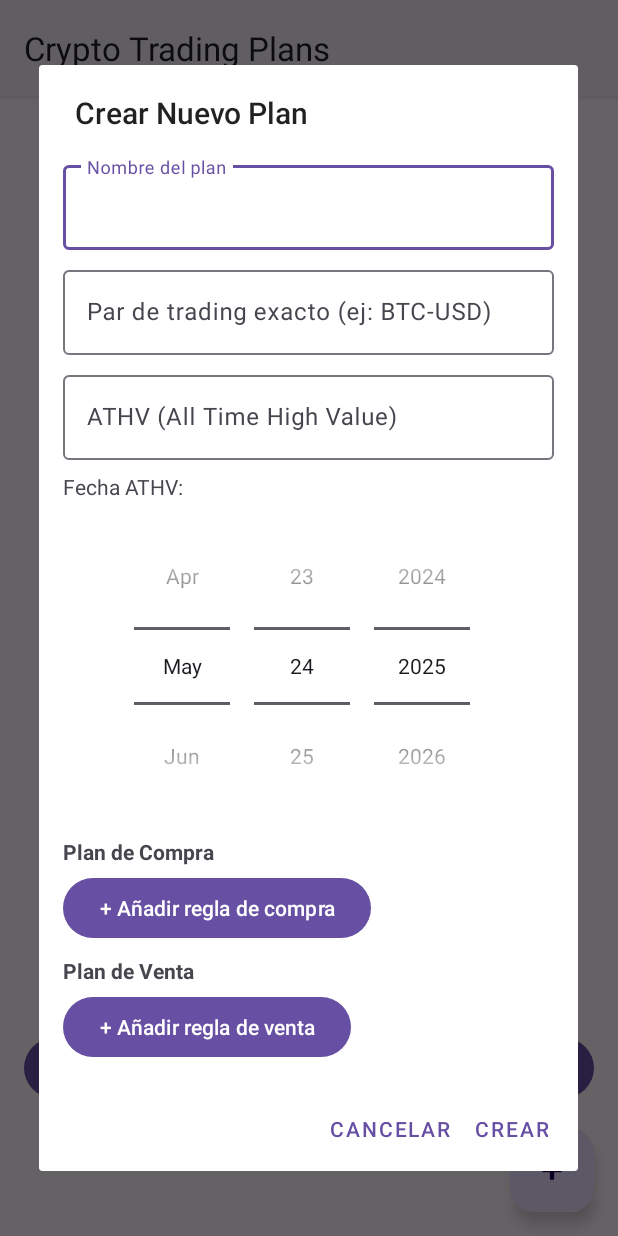
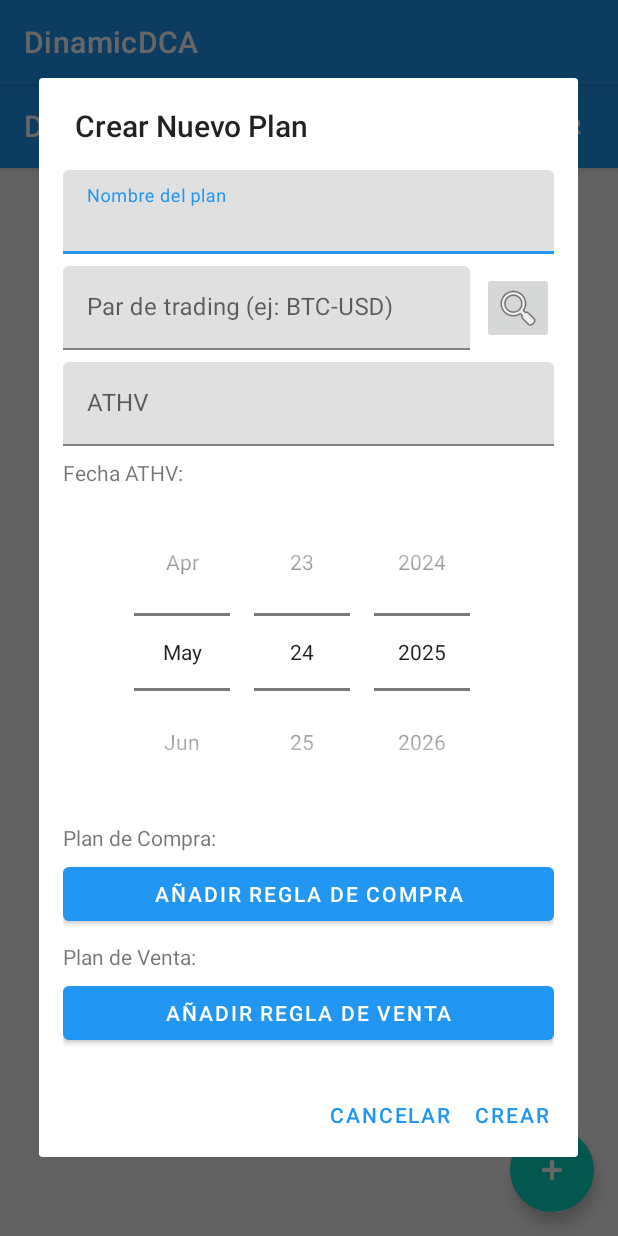
Before and after one commit to AngelDG9/dinamicDCA, an Android app built with Jetpack Compose: the screen it shows after launch (MainActivity), after a tap on "Añadir plan", on a phone screen of 412 x 824 dp. Run offline under Robolectric (Android 15) with nearby library versions, the phone set to English and light mode, and no system bars.

Commit message:
mejoras diseño, añadido busqueda de tickets, añadido boton refresco y correccion de bugs

```diff
--- a/app/src/main/AndroidManifest.xml
+++ b/app/src/main/AndroidManifest.xml
@@ -9,10 +9,10 @@
         android:dataExtractionRules="@xml/data_extraction_rules"
         android:fullBackupContent="@xml/backup_rules"
         android:icon="@mipmap/ic_launcher"
-        android:label="@string/app_name"
+        android:label="DinamicDCA"
         android:roundIcon="@mipmap/ic_launcher_round"
         android:supportsRtl="true"
-        android:theme="@style/Theme.Material3.DayNight"
+        android:theme="@style/AppTheme"
         tools:targetApi="31">
 
         <activity
--- a/app/src/main/java/com/dam/dinamicdca/PlanAdapter.kt
+++ b/app/src/main/java/com/dam/dinamicdca/PlanAdapter.kt
@@ -79,6 +79,10 @@ class PlanAdapter(
         if (index != -1) {
             plans[index] = updatedPlan
             notifyItemChanged(index)
+        } else {
+            // Si el plan no existe, lo añadimos
+            plans.add(updatedPlan)
+            notifyItemInserted(plans.size - 1)
         }
     }
 }
--- a/app/src/main/res/layout/activity_main.xml
+++ b/app/src/main/res/layout/activity_main.xml
@@ -1,31 +1,52 @@
 <?xml version="1.0" encoding="utf-8"?>
-<LinearLayout xmlns:android="http://schemas.android.com/apk/res/android"
-    android:id="@+id/mainLayout"
+<androidx.coordinatorlayout.widget.CoordinatorLayout xmlns:android="http://schemas.android.com/apk/res/android"
+    xmlns:app="http://schemas.android.com/apk/res-auto"
     android:layout_width="match_parent"
     android:layout_height="match_parent"
-    android:orientation="vertical">
+    android:background="@color/background">
+
+    <com.google.android.material.appbar.AppBarLayout
+        android:layout_width="match_parent"
+        android:layout_height="wrap_content">
+
+        <androidx.appcompat.widget.Toolbar
+            android:id="@+id/toolbar"
+            android:layout_width="match_parent"
+            android:layout_height="?attr/actionBarSize"
+            android:background="@color/primary"
+            app:title="DinamicDCA"
+            app:titleTextColor="@color/white">
+
+            <Button
+                android:id="@+id/btnRefresh"
+                android:layout_width="wrap_content"
+                android:layout_height="wrap_content"
+                android:layout_gravity="end"
+                android:layout_marginEnd="16dp"
+                android:text="Actualizar"
+                style="@style/Widget.MaterialComponents.Button.TextButton"
+                android:textColor="@color/white"/>
+
+        </androidx.appcompat.widget.Toolbar>
+
+    </com.google.android.material.appbar.AppBarLayout>
 
     <androidx.recyclerview.widget.RecyclerView
         android:id="@+id/recyclerView"
         android:layout_width="match_parent"
-        android:layout_height="0dp"
-        android:layout_weight="1" />
-
-    <Button
-        android:id="@+id/btnRefresh"
-        android:layout_width="match_parent"
-        android:layout_height="wrap_content"
-        android:layout_margin="16dp"
-        android:text="Refrescar" />
+        android:layout_height="match_parent"
+        android:clipToPadding="false"
+        android:padding="8dp"
+        app:layout_behavior="@string/appbar_scrolling_view_behavior"/>
 
     <com.google.android.material.floatingactionbutton.FloatingActionButton
         android:id="@+id/fabAdd"
         android:layout_width="wrap_content"
         android:layout_height="wrap_content"
-        android:layout_gravity="end"
-        android:layout_marginEnd="16dp"
-        android:layout_marginBottom="16dp"
+        android:layout_gravity="bottom|end"
+        android:layout_margin="16dp"
         android:contentDescription="Añadir plan"
-        android:src="@android:drawable/ic_input_add" />
+        app:srcCompat="@android:drawable/ic_input_add"
+        app:tint="@color/white"/>
 
-</LinearLayout>
+</androidx.coordinatorlayout.widget.CoordinatorLayout>
--- a/app/src/main/res/layout/dialog_create_plan.xml
+++ b/app/src/main/res/layout/dialog_create_plan.xml
@@ -23,19 +23,35 @@
 
         </com.google.android.material.textfield.TextInputLayout>
 
-        <com.google.android.material.textfield.TextInputLayout
+        <LinearLayout
             android:layout_width="match_parent"
             android:layout_height="wrap_content"
+            android:orientation="horizontal"
             android:layout_marginBottom="8dp">
 
-            <EditText
-                android:id="@+id/etMoneda"
-                android:layout_width="match_parent"
+            <com.google.android.material.textfield.TextInputLayout
+                android:layout_width="0dp"
                 android:layout_height="wrap_content"
-                android:hint="Par de trading exacto (ej: BTC-USD)"
-                android:inputType="text" />
+                android:layout_weight="1">
 
-        </com.google.android.material.textfield.TextInputLayout>
+                <EditText
+                    android:id="@+id/etMoneda"
+                    android:layout_width="match_parent"
+                    android:layout_height="wrap_content"
+                    android:hint="Par de trading (ej: BTC-USD)" />
+
+            </com.google.android.material.textfield.TextInputLayout>
+
+            <ImageButton
+                android:id="@+id/btnShowCryptos"
+                android:layout_width="48dp"
+                android:layout_height="48dp"
+                android:layout_gravity="center_vertical"
+                android:layout_marginStart="8dp"
+                android:src="@android:drawable/ic_menu_search"
+                android:contentDescription="Buscar criptomonedas" />
+
+        </LinearLayout>
 
         <com.google.android.material.textfield.TextInputLayout
             android:layout_width="match_parent"
@@ -46,13 +62,13 @@
                 android:id="@+id/etAthv"
                 android:layout_width="match_parent"
                 android:layout_height="wrap_content"
-                android:hint="ATHV (All Time High Value)"
+                android:hint="ATHV"
                 android:inputType="numberDecimal" />
 
         </com.google.android.material.textfield.TextInputLayout>
 
         <TextView
-            android:layout_width="match_parent"
+            android:layout_width="wrap_content"
             android:layout_height="wrap_content"
             android:text="Fecha ATHV:"
             android:layout_marginBottom="4dp"/>
@@ -66,32 +82,30 @@
             android:layout_marginBottom="8dp"/>
 
         <TextView
-            android:layout_width="match_parent"
+            android:layout_width="wrap_content"
             android:layout_height="wrap_content"
-            android:text="Plan de Compra"
-            android:textStyle="bold"
+            android:text="Plan de Compra:"
             android:layout_marginBottom="4dp"/>
 
         <LinearLayout
             android:id="@+id/buyPlanContainer"
             android:layout_width="match_parent"
             android:layout_height="wrap_content"
-            android:orientation="vertical">
+            android:orientation="vertical"
+            android:layout_marginBottom="8dp">
 
             <Button
                 android:id="@+id/btnAddBuyRule"
-                android:layout_width="wrap_content"
+                android:layout_width="match_parent"
                 android:layout_height="wrap_content"
-                android:text="+ Añadir regla de compra"/>
+                android:text="Añadir Regla de Compra"/>
 
         </LinearLayout>
 
         <TextView
-            android:layout_width="match_parent"
+            android:layout_width="wrap_content"
             android:layout_height="wrap_content"
-            android:text="Plan de Venta"
-            android:textStyle="bold"
-            android:layout_marginTop="8dp"
+            android:text="Plan de Venta:"
             android:layout_marginBottom="4dp"/>
 
         <LinearLayout
@@ -102,9 +116,9 @@
 
             <Button
                 android:id="@+id/btnAddSellRule"
-                android:layout_width="wrap_content"
+                android:layout_width="match_parent"
                 android:layout_height="wrap_content"
-                android:text="+ Añadir regla de venta"/>
+                android:text="Añadir Regla de Venta"/>
 
         </LinearLayout>
 
--- a/app/src/main/res/values/colors.xml
+++ b/app/src/main/res/values/colors.xml
@@ -1,7 +1,16 @@
 <?xml version="1.0" encoding="utf-8"?>
 <resources>
-    <color name="action_background">#E3F2FD</color>
-    <color name="buy_color">#4CAF50</color>
-    <color name="sell_color">#FF5722</color>
-    <color name="neutral_color">#757575</color>
+    <color name="primary">#2196F3</color>
+    <color name="primary_dark">#1976D2</color>
+    <color name="primary_light">#BBDEFB</color>
+    <color name="accent">#FF4081</color>
+    <color name="primary_text">#212121</color>
+    <color name="secondary_text">#757575</color>
+    <color name="divider">#BDBDBD</color>
+    <color name="white">#FFFFFF</color>
+    <color name="background">#F5F5F5</color>
+    <color name="card_background">#FFFFFF</color>
+    <color name="positive_green">#4CAF50</color>
+    <color name="negative_red">#F44336</color>
+    <color name="warning_yellow">#FFC107</color>
 </resources>
```
Also changed, not shown: app/src/main/java/com/dam/dinamicdca/CryptoAdapter.kt (added, +58 -0 lines), app/src/main/java/com/dam/dinamicdca/CryptoList.kt (added, +31 -0 lines), app/src/main/java/com/dam/dinamicdca/MainActivity.kt (+46 -2 lines), app/src/main/res/layout/dialog_crypto_list.xml (added, +21 -0 lines), app/src/main/res/layout/item_plan.xml (+37 -52 lines), app/src/main/res/values/styles.xml (added, +50 -0 lines).
